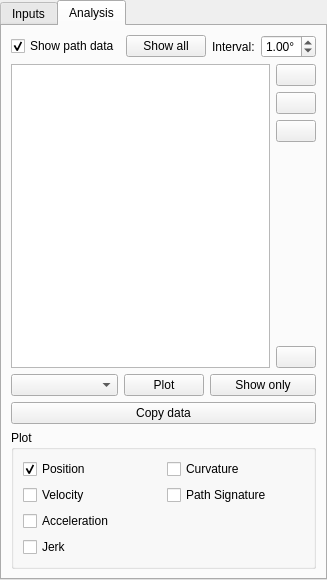
The window that pyslvs_ui/widgets/inputs.ui (KmolYuan/Pyslvs-UI) describes before a commit, drawn with Qt 5.
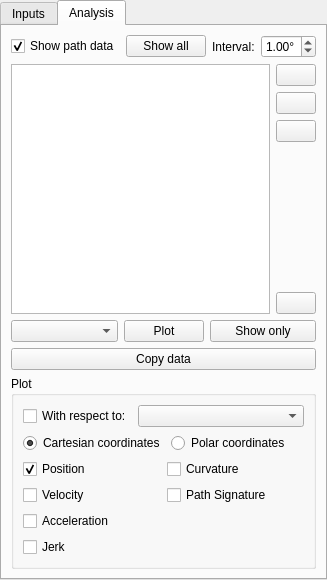
The same window after the commit. The open tabs and pages were chosen to show the change. Icons and pictures are not drawn.

Patch:
```diff
--- a/pyslvs_ui/widgets/inputs.ui
+++ b/pyslvs_ui/widgets/inputs.ui
@@ -591,6 +591,47 @@
           <string>Plot</string>
          </property>
          <layout class="QVBoxLayout" name="verticalLayout_4">
+          <item>
+           <layout class="QHBoxLayout" name="horizontalLayout_10">
+            <item>
+             <widget class="QCheckBox" name="wrt_label">
+              <property name="sizePolicy">
+               <sizepolicy hsizetype="Fixed" vsizetype="Fixed">
+                <horstretch>0</horstretch>
+                <verstretch>0</verstretch>
+               </sizepolicy>
+              </property>
+              <property name="text">
+               <string>With respect to:</string>
+              </property>
+             </widget>
+            </item>
+            <item>
+             <widget class="QComboBox" name="wrt_joint"/>
+            </item>
+           </layout>
+          </item>
+          <item>
+           <layout class="QHBoxLayout" name="horizontalLayout_11">
+            <item>
+             <widget class="QRadioButton" name="c_coord_sys">
+              <property name="text">
+               <string>Cartesian coordinates</string>
+              </property>
+              <property name="checked">
+               <bool>true</bool>
+              </property>
+             </widget>
+            </item>
+            <item>
+             <widget class="QRadioButton" name="p_coord_sys">
+              <property name="text">
+               <string>Polar coordinates</string>
+              </property>
+             </widget>
+            </item>
+           </layout>
+          </item>
           <item>
            <layout class="QGridLayout" name="gridLayout">
             <item row="3" column="0">
```
